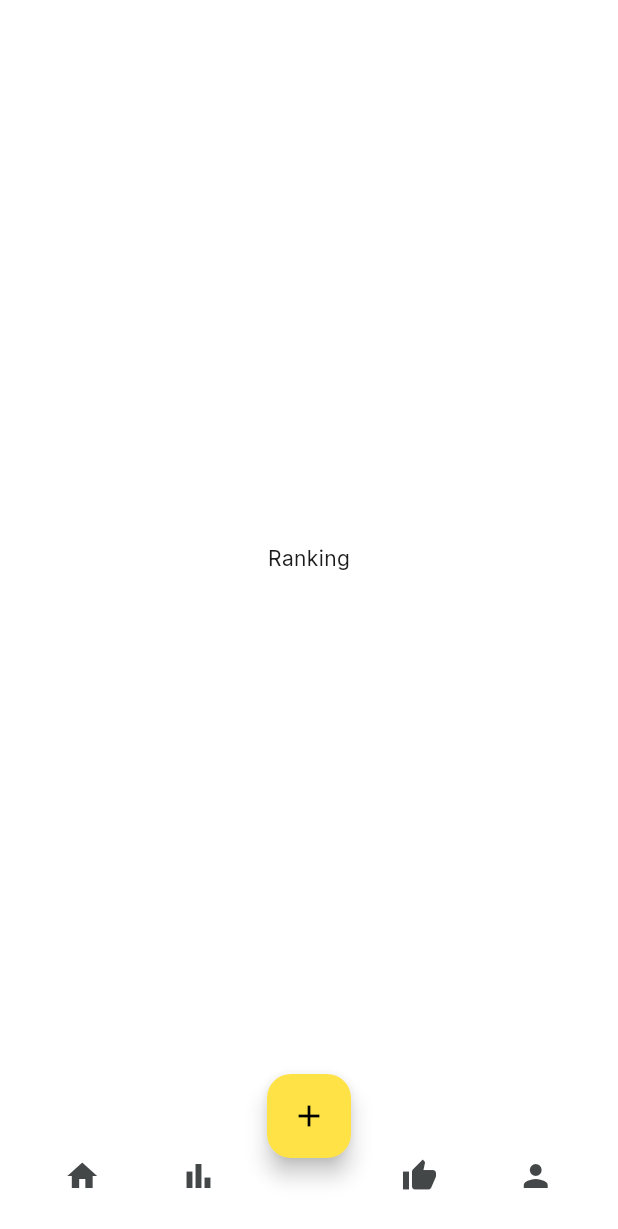
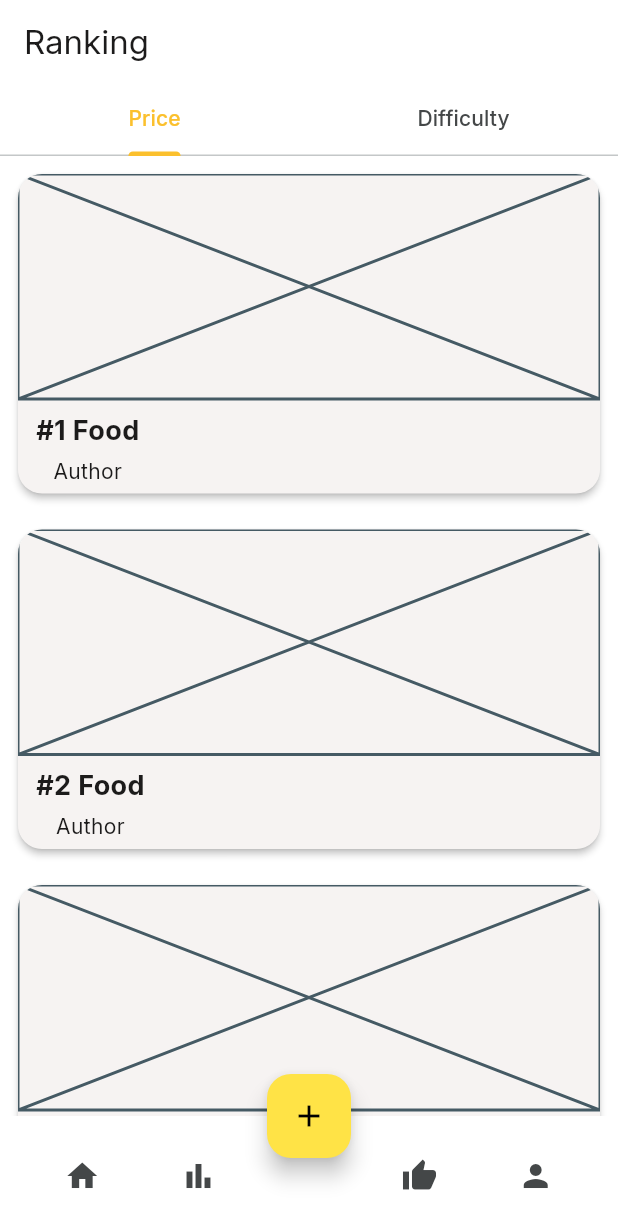
Before and after one commit to RyanVSD/TasteBuds, a Flutter app: the screen it shows after launch, item 2 of the bottom bar chosen, on a phone screen of 412 x 824 dp. Shown: the top 1229 px of the screen. Run offline on Flutter 3.47's test engine with Material 3 defaults, Android fonts, the light colour scheme and no system bars; our stand-ins replace google_fonts, image_picker; missing offline and left inert: amplify_api, amplify_auth_cognito, amplify_authenticator, amplify_core, amplify_flutter, amplify_storage_s3; accounts and stored records are empty.

Commit message:
Ranking page UI

```diff
--- a/lib/pages/other_profile_page.dart
+++ b/lib/pages/other_profile_page.dart
@@ -104,7 +104,7 @@ class _OtherProfilePageState extends State<OtherProfilePage> with SingleTickerPr
                                     ),
                                   ),
                                   Text(
-                                    'TasteBuds ID: ${u?.username ?? "-1"}',
+                                    'TasteBuds ID: ${u?.username ?? ""}',
                                     style: TextStyle(
                                       fontSize: 14,
                                       color: Theme.of(context).brightness == Brightness.dark ? Colors.grey[500] : Colors.grey[800],
@@ -128,8 +128,8 @@ class _OtherProfilePageState extends State<OtherProfilePage> with SingleTickerPr
                         Row(
                           mainAxisAlignment: MainAxisAlignment.spaceAround,
                           children: [
-                            _buildStatsItem(u?.followingCount.toString() ?? '0' , 'Following'),
-                            _buildStatsItem(u?.followerCount.toString() ?? '0' , 'Followers'),
+                            _buildStatsItem(u?.followingCount.toString() ?? '' , 'Following'),
+                            _buildStatsItem(u?.followerCount.toString() ?? '' , 'Followers'),
                           ],
                         ),
                       ],
--- a/lib/pages/ranking_page.dart
+++ b/lib/pages/ranking_page.dart
@@ -5,9 +5,66 @@ class RankingPage extends StatelessWidget {
 
   @override
   Widget build(BuildContext context) {
-    return Scaffold(
-        body: Center(
-          child: Text("Ranking"),
-        ));
+    return DefaultTabController(
+      length: 2,
+      child: Scaffold(
+        appBar: AppBar(
+          title: const Text('Ranking'),
+          bottom: const TabBar(
+            tabs: [
+              Tab(text: 'Price'),
+              Tab(text: 'Difficulty'),
+            ],
+          ),
+        ),
+        body: const TabBarView(
+          children: [
+            FoodPostList(), // Price tab
+            FoodPostList(), // Difficulty tab
+          ],
+        ),
+      ),
+    );
   }
 }
+
+class FoodPostList extends StatelessWidget {
+  const FoodPostList({super.key});
+
+  @override
+  Widget build(BuildContext context) {
+    return ListView.builder(
+      itemCount: 10, // Example list count
+      itemBuilder: (context, index) {
+        return Card(
+          margin: const EdgeInsets.all(12.0),
+          shape: RoundedRectangleBorder(
+          borderRadius: BorderRadius.circular(16),),
+            clipBehavior: Clip.antiAlias, // Clips the image inside the rounded corners
+            elevation: 2,
+          child: Column(
+            crossAxisAlignment: CrossAxisAlignment.start,
+            children: [
+              // Image placeholder
+              const Placeholder(fallbackHeight: 150.0),
+              const SizedBox(height: 8.0),
+              Padding(
+                padding: const EdgeInsets.fromLTRB(12,0,12,5),
+                child: Column(
+                  children: [
+                    Text('#${index + 1} Food',
+                        style: const TextStyle(
+                            fontSize: 18.0, fontWeight: FontWeight.bold)),
+                    const SizedBox(height: 4.0),
+                    const Text('Author'),
+                  ],
+                ),
+              ),
+            ],
+          ),
+
+        );
+      },
+    );
+  }
+}
--- a/lib/service/post_service.dart
+++ b/lib/service/post_service.dart
@@ -4,7 +4,6 @@ import 'package:tastebuds/model/objects/post_item.dart';
 import 'package:tastebuds/pages/widget/post_card.dart';
 import 'package:amplify_api/amplify_api.dart';
 import 'package:tastebuds/service/auth_service.dart';
-import './user_service.dart';
 
 Future<List<Post?>> getPosts(int limit) async {
   try {
@@ -22,8 +21,7 @@ Future<List<Post?>> getOwnPost(int limit) async {
   try {
     String id = await AuthService.getUserId();
     final postQuery = Post.AUTHOR.eq(id);
-    final postRequest =
-        ModelQueries.list<Post>(Post.classType, where: postQuery);
+    final postRequest = ModelQueries.list<Post>(Post.classType, where: postQuery);
     final postResponse = await Amplify.API.query(request: postRequest).response;
 
     return postResponse.data?.items ?? [];
--- a/lib/service/user_service.dart
+++ b/lib/service/user_service.dart
@@ -1,6 +1,5 @@
 import 'package:amplify_api/amplify_api.dart';
 import 'package:amplify_flutter/amplify_flutter.dart';
-import 'package:flutter/material.dart';
 import '../model/amplify/ModelProvider.dart';
 
 
```
Also changed, not shown: lib/pages/profile_page.dart (+6 -16 lines).
